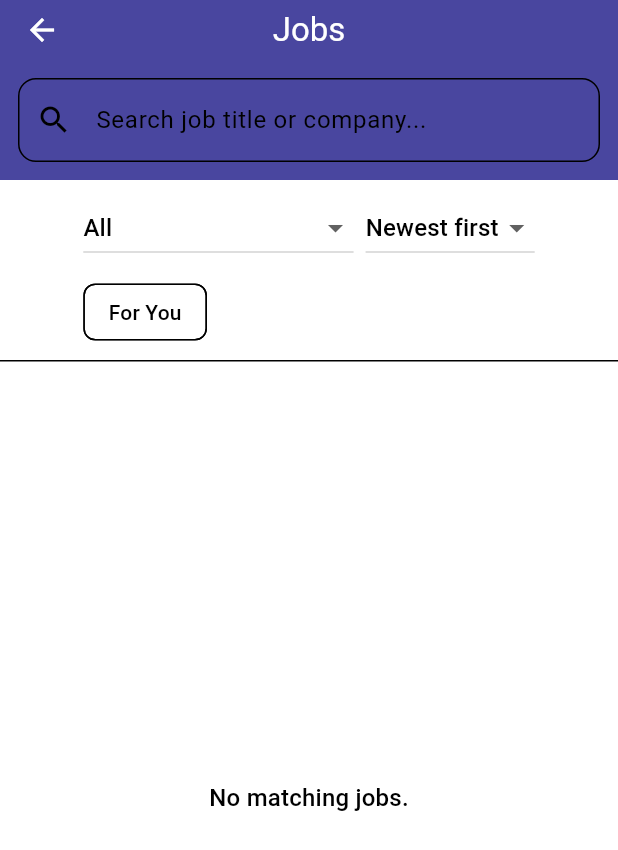
After one commit to WS888-CODER/2025_GP_11, a Flutter app: the screen it shows after launch, after a tap on "Browse jobs", on a phone screen of 412 x 824 dp. The commit adds this screen. Shown: the top 850 px of the screen. Run offline on Flutter 3.47's test engine with Material 3 defaults, Android fonts, the light colour scheme and no system bars; our stand-ins replace cloud_firestore, firebase_core; accounts and stored records are empty.

Commit message:
add all jobs

```diff
--- a/lib/main.dart
+++ b/lib/main.dart
@@ -9,16 +9,14 @@ void main() async {
   WidgetsFlutterBinding.ensureInitialized();
 
   // 2️⃣ Initialize Firebase BEFORE running the app
-  await Firebase.initializeApp(
-    options: DefaultFirebaseOptions.currentPlatform,
-  );
+  await Firebase.initializeApp(options: DefaultFirebaseOptions.currentPlatform);
 
   // 3️⃣ Now run your app
-  runApp(const MyApp());
+  runApp(const Jadeer());
 }
 
-class MyApp extends StatelessWidget {
-  const MyApp({super.key});
+class Jadeer extends StatelessWidget {
+  const Jadeer({super.key});
 
   @override
   Widget build(BuildContext context) {
--- /dev/null
+++ b/lib/screens/all_jobs.dart
@@ -0,0 +1,408 @@
+import 'package:flutter/material.dart';
+import 'package:cloud_firestore/cloud_firestore.dart';
+
+class Job {
+  final String id; // Firestore doc id
+  final String jobId; // from JobID
+  final String title; // from JobTitle
+  final String location; // from Position
+  final List<String> majors; // from JobKeywords
+  final DateTime postedAt; // from StartDate
+  final DateTime? endDate; // from EndDate
+  final String description; // from JobDescription
+  final String status; // from JobStatus
+  final List<String> requirements; // from Requirements
+  final String specialty; // from Specialty
+  final String userId; // from UserID
+  final String? applyUrl; // not in DB now -> null or add ApplyURL
+
+  const Job({
+    required this.id,
+    required this.jobId,
+    required this.title,
+    required this.location,
+    required this.majors,
+    required this.postedAt,
+    this.endDate,
+    required this.description,
+    required this.status,
+    required this.requirements,
+    required this.specialty,
+    required this.userId,
+    this.applyUrl,
+  });
+
+  factory Job.fromFirestore(DocumentSnapshot<Map<String, dynamic>> doc) {
+    final d = doc.data() ?? {};
+
+    DateTime? asDate(dynamic v) =>
+        v is Timestamp ? v.toDate() : (v is DateTime ? v : null);
+
+    List<String> asStringList(dynamic v) =>
+        v is List ? v.map((e) => e.toString()).toList() : <String>[];
+
+    return Job(
+      id: doc.id,
+      jobId: (d['JobID'] ?? '').toString(),
+      title: (d['JobTitle'] ?? '').toString(),
+      location: (d['Position'] ?? '').toString(),
+      majors: asStringList(d['JobKeywords']),
+      postedAt:
+          asDate(d['StartDate']) ?? DateTime.fromMillisecondsSinceEpoch(0),
+      endDate: asDate(d['EndDate']),
+      description: (d['JobDescription'] ?? '').toString(),
+      status: (d['JobStatus'] ?? '').toString(),
+      requirements: asStringList(d['Requirements']),
+      specialty: (d['Specialty'] ?? '').toString(),
+      userId: (d['UserID'] ?? '').toString(),
+      applyUrl: d['ApplyURL']?.toString(), // optional
+    );
+  }
+}
+
+class UserProfile {
+  final String? cvUrl;
+  final String? major;
+  final bool hasMinimumInfo;
+  final Set<String> savedJobIds;
+
+  UserProfile({
+    this.cvUrl,
+    this.major,
+    this.hasMinimumInfo = false,
+    Set<String>? savedJobIds,
+  }) : savedJobIds = savedJobIds ?? {};
+}
+
+Future<List<Job>> _fetchJobs() async {
+  final qs = await FirebaseFirestore.instance
+      .collection('Jobs')
+      .orderBy('StartDate', descending: true)
+      .get();
+
+  return qs.docs.map((d) => Job.fromFirestore(d)).toList();
+}
+
+enum SortOrder { newestFirst, oldestFirst }
+
+class JobsPage extends StatefulWidget {
+  final UserProfile profile;
+  final List<String> allMajors; // first item should be "All"
+
+  const JobsPage({super.key, required this.profile, required this.allMajors});
+
+  @override
+  State<JobsPage> createState() => _JobsPageState();
+}
+
+class _JobsPageState extends State<JobsPage> {
+  // UI state
+  String _search = '';
+  String _selectedMajor = 'All';
+  SortOrder _sort = SortOrder.newestFirst;
+  bool _forYou = false;
+
+  late final Future<List<Job>> _jobsFuture = _fetchJobs();
+
+  // helpers
+  String _fmtDate(DateTime d) =>
+      '${d.year}/${d.month.toString().padLeft(2, '0')}/${d.day.toString().padLeft(2, '0')}';
+
+  List<Job> _applyFilters(List<Job> jobs) {
+    Iterable<Job> res = jobs;
+
+    // search
+    if (_search.trim().isNotEmpty) {
+      final q = _search.toLowerCase();
+      res = res.where(
+        (j) =>
+            j.title.toLowerCase().contains(q) ||
+            j.location.toLowerCase().contains(q) ||
+            j.majors.any((m) => m.toLowerCase().contains(q)),
+      );
+    }
+
+    // major
+    if (_selectedMajor != 'All') {
+      res = res.where((j) => j.majors.contains(_selectedMajor));
+    }
+
+    // For You
+    if (_forYou) {
+      if (widget.profile.cvUrl == null) {
+        res = const <Job>[];
+      } else {
+        final userMajor = widget.profile.major;
+        if (userMajor != null && userMajor.isNotEmpty) {
+          res = res.where((j) => j.majors.contains(userMajor));
+        }
+      }
+    }
+
+    // sort
+    final list = res.toList();
+    list.sort(
+      (a, b) => _sort == SortOrder.newestFirst
+          ? b.postedAt.compareTo(a.postedAt)
+          : a.postedAt.compareTo(b.postedAt),
+    );
+    return list;
+  }
+
+  void _toggleSave(Job job) {
+    final saved = widget.profile.savedJobIds;
+    setState(() {
+      if (saved.contains(job.id)) {
+        saved.remove(job.id);
+        ScaffoldMessenger.of(
+          context,
+        ).showSnackBar(const SnackBar(content: Text('Removed from saved')));
+      } else {
+        saved.add(job.id);
+        ScaffoldMessenger.of(
+          context,
+        ).showSnackBar(const SnackBar(content: Text('Saved for later')));
+      }
+    });
+    // TODO: persist saved jobs in Firestore under user document if needed
+  }
+
+  void _onApply(Job job) {
+    if (!widget.profile.hasMinimumInfo) {
+      showDialog(
+        context: context,
+        builder: (_) => AlertDialog(
+          title: const Text('Complete your profile'),
+          content: const Text(
+            'Please complete your account details before applying.',
+          ),
+          actions: [
+            TextButton(
+              onPressed: () => Navigator.pop(context),
+              child: const Text('Close'),
+            ),
+            FilledButton(
+              onPressed: () {
+                Navigator.pop(context);
+                ScaffoldMessenger.of(context).showSnackBar(
+                  const SnackBar(
+                    content: Text('Profile page opened (placeholder)'),
+                  ),
+                );
+              },
+              child: const Text('Go to Profile'),
+            ),
+          ],
+        ),
+      );
+      return;
+    }
+
+    if (job.applyUrl != null) {
+      ScaffoldMessenger.of(context).showSnackBar(
+        SnackBar(content: Text('Opening application link: ${job.applyUrl}')),
+      );
+      // TODO: launchUrl(job.applyUrl!)
+    } else {
+      Navigator.push(
+        context,
+        MaterialPageRoute(builder: (_) => JobDetailsPage(job: job)),
+      );
+    }
+  }
+
+  void _maybeShowCvBanner() {
+    if (_forYou && widget.profile.cvUrl == null) {
+      ScaffoldMessenger.of(context).showMaterialBanner(
+        MaterialBanner(
+          content: const Text(
+            'Upload your CV to enable "For You" recommendations.',
+          ),
+          actions: [
+            TextButton(
+              onPressed: () {
+                setState(() => _forYou = false);
+                ScaffoldMessenger.of(context).hideCurrentMaterialBanner();
+              },
+              child: const Text('Later'),
+            ),
+            TextButton(
+              onPressed: () {
+                ScaffoldMessenger.of(context).hideCurrentMaterialBanner();
+                // TODO: navigate to CV upload page
+              },
+              child: const Text('Upload CV'),
+            ),
+          ],
+        ),
+      );
+    } else {
+      ScaffoldMessenger.of(context).hideCurrentMaterialBanner();
+    }
+  }
+
+  @override
+  Widget build(BuildContext context) {
+    _maybeShowCvBanner();
+
+    return Scaffold(
+      appBar: AppBar(
+        title: const Text('Jobs'),
+        bottom: PreferredSize(
+          preferredSize: const Size.fromHeight(64),
+          child: Padding(
+            padding: const EdgeInsets.all(12),
+            child: TextField(
+              decoration: InputDecoration(
+                hintText: 'Search job title or company...',
+                prefixIcon: const Icon(Icons.search),
+                border: OutlineInputBorder(
+                  borderRadius: BorderRadius.circular(12),
+                ),
+              ),
+              onChanged: (v) => setState(() => _search = v),
+            ),
+          ),
+        ),
+      ),
+      body: Column(
+        children: [
+          // Filters
+          Padding(
+            padding: const EdgeInsets.symmetric(horizontal: 12, vertical: 8),
+            child: Wrap(
+              spacing: 8,
+              runSpacing: 8,
+              crossAxisAlignment: WrapCrossAlignment.center,
+              children: [
+                DropdownButton<String>(
+                  value: _selectedMajor,
+                  items: widget.allMajors
+                      .map((m) => DropdownMenuItem(value: m, child: Text(m)))
+                      .toList(),
+                  onChanged: (val) =>
+                      setState(() => _selectedMajor = val ?? 'All'),
+                ),
+                DropdownButton<SortOrder>(
+                  value: _sort,
+                  items: const [
+                    DropdownMenuItem(
+                      value: SortOrder.newestFirst,
+                      child: Text('Newest first'),
+                    ),
+                    DropdownMenuItem(
+                      value: SortOrder.oldestFirst,
+                      child: Text('Oldest first'),
+                    ),
+                  ],
+                  onChanged: (val) => setState(() => _sort = val!),
+                ),
+                FilterChip(
+                  selected: _forYou,
+                  label: const Text('For You'),
+                  onSelected: (v) => setState(() => _forYou = v),
+                ),
+              ],
+            ),
+          ),
+
+          const Divider(height: 1),
+
+          // Data loader + list
+          Expanded(
+            child: FutureBuilder<List<Job>>(
+              future: _jobsFuture,
+              builder: (context, snap) {
+                if (snap.connectionState == ConnectionState.waiting) {
+                  return const Center(child: CircularProgressIndicator());
+                }
+                if (snap.hasError) {
+                  return Center(child: Text('Error: ${snap.error}'));
+                }
+
+                final jobs = snap.data ?? const <Job>[];
+                final filtered = _applyFilters(jobs);
+
+                if (filtered.isEmpty) {
+                  return Center(
+                    child: Text(
+                      _forYou && widget.profile.cvUrl == null
+                          ? 'Upload your CV to see personalized jobs.'
+                          : 'No matching jobs.',
+                      style: Theme.of(context).textTheme.titleMedium,
+                    ),
+                  );
+                }
+
+                return ListView.separated(
+                  padding: const EdgeInsets.all(12),
+                  itemCount: filtered.length,
+                  separatorBuilder: (_, __) => const SizedBox(height: 8),
+                  itemBuilder: (context, i) {
+                    final job = filtered[i];
+                    final saved = widget.profile.savedJobIds.contains(job.id);
+                    return Card(
+                      shape: RoundedRectangleBorder(
+                        borderRadius: BorderRadius.circular(16),
+                      ),
+                      child: ListTile(
+                        title: Text(
+                          job.title,
+                          style: const TextStyle(fontWeight: FontWeight.bold),
+                        ),
+                        subtitle: Text(
+                          '${job.location}\nPosted: ${_fmtDate(job.postedAt)}',
+                        ),
+                        trailing: Wrap(
+                          spacing: 8,
+                          children: [
+                            IconButton(
+                              tooltip: saved
+                                  ? 'Remove from saved'
+                                  : 'Save for later',
+                              icon: Icon(
+                                saved ? Icons.favorite : Icons.favorite_border,
+                              ),
+                              onPressed: () => _toggleSave(job),
+                            ),
+                            FilledButton(
+                              onPressed: () => _onApply(job),
+                              child: const Text('Apply'),
+                            ),
+                          ],
+                        ),
+                        onTap: () => _onApply(job),
+                      ),
+                    );
+                  },
+                );
+              },
+            ),
+          ),
+        ],
+      ),
+    );
+  }
+}
+
+/* ========================== JOB DETAILS PAGE ========================== */
+
+class JobDetailsPage extends StatelessWidget {
+  final Job job;
+  const JobDetailsPage({super.key, required this.job});
+
+  @override
+  Widget build(BuildContext context) {
+    return Scaffold(
+      appBar: AppBar(title: Text(job.title)),
+      body: Padding(
+        padding: const EdgeInsets.all(16),
+        child: Text(
+          'Location: ${job.location}\n\n'
+          'This is a placeholder for job details. Add full description, '
+          'requirements, and benefits here later.',
+        ),
+      ),
+    );
+  }
+}
--- a/lib/screens/home_page.dart
+++ b/lib/screens/home_page.dart
@@ -1,15 +1,20 @@
 import 'package:flutter/material.dart';
 import 'package:gp_2025_11/screens/job_posting_page.dart';
+import 'all_jobs.dart';
 
 class HomePage extends StatelessWidget {
   const HomePage({super.key});
 
   @override
   Widget build(BuildContext context) {
+    final profile = UserProfile(
+      cvUrl: null,
+      major: 'Computer Science',
+      hasMinimumInfo: true,
+      savedJobIds: {'2'},
+    );
     return Scaffold(
-      appBar: AppBar(
-        title: const Text('أهلاً يا W 👋'),
-      ),
+      appBar: AppBar(title: const Text('أهلاً يا W 👋')),
       body: Center(
         child: Column(
           mainAxisAlignment: MainAxisAlignment.center,
@@ -31,6 +36,30 @@ class HomePage extends StatelessWidget {
               },
               child: const Text('Create Job Posting'),
             ),
+            const SizedBox(height: 32),
+            ElevatedButton(
+              onPressed: () {
+                Navigator.push(
+                  context,
+                  MaterialPageRoute(
+                    builder: (_) => JobsPage(
+                      profile: profile,
+                      allMajors: const [
+                        'All',
+                        'Computer Science',
+                        'Information Systems',
+                        'Cybersecurity',
+                        'Data Science',
+                        'Software Engineering',
+                        'Business',
+                        'Marketing',
+                      ],
+                    ),
+                  ),
+                );
+              },
+              child: const Text('Browse jobs'),
+            ),
           ],
         ),
       ),
```
Also changed, not shown: 7 other files.
